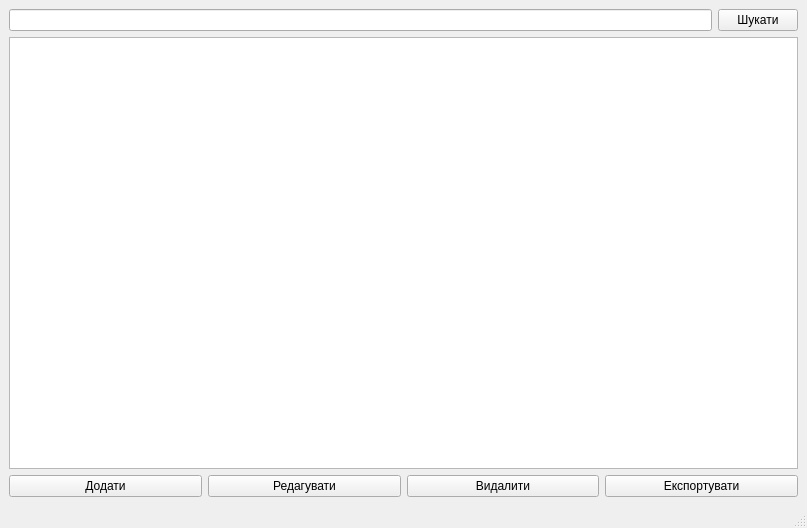
Old version of the form OOP2Lab/mainwindow.ui in the repository IvanAntonchuk/Lab.OOP2.
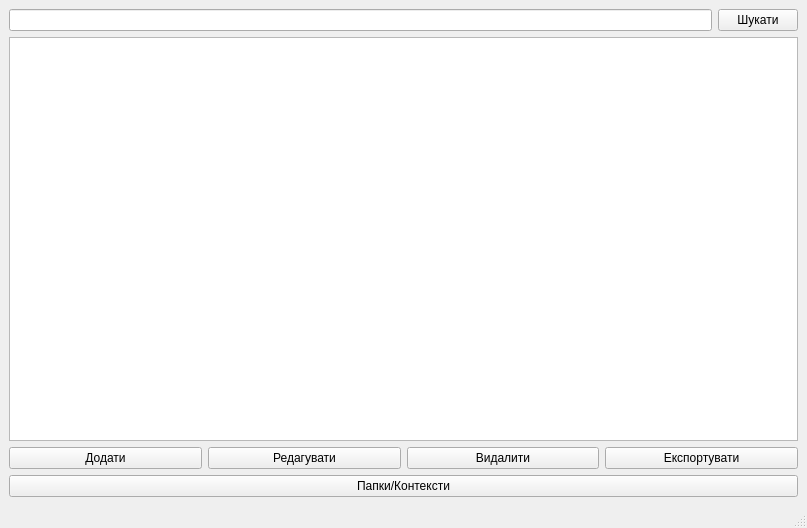
New version of the form.

The edit to the form file:
```diff
--- a/OOP2Lab/mainwindow.ui
+++ b/OOP2Lab/mainwindow.ui
@@ -64,6 +64,13 @@
       </item>
      </layout>
     </item>
+    <item>
+     <widget class="QPushButton" name="manageContextsButton">
+      <property name="text">
+       <string>Папки/Контексти</string>
+      </property>
+     </widget>
+    </item>
    </layout>
   </widget>
   <widget class="QMenuBar" name="menubar">
```
